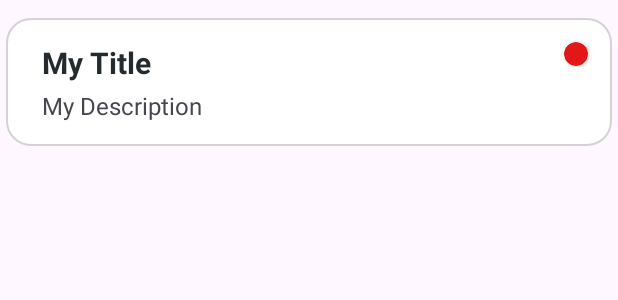
After one commit to Coney484/Note-Z, an Android app: the layout row_layout.xml on its own in the app's theme, with its tools: preview values and no code run, on a phone screen of 412 x 824 dp. The commit adds this screen. Shown: the top 300 px of the screen. Run offline under Robolectric (Android 15) with nearby library versions, the light colour scheme and no system bars.

Commit message:
[add] implemented showing of data in home view

```diff
--- /dev/null
+++ b/app/src/main/res/drawable/item_background.xml
@@ -0,0 +1,9 @@
+<?xml version="1.0" encoding="utf-8"?>
+<shape xmlns:android="http://schemas.android.com/apk/res/android">
+
+    <solid android:color="@color/white" />
+    <stroke
+        android:width="1dp"
+        android:color="@color/lightGray" />
+    <corners android:radius="16dp" />
+</shape>
--- /dev/null
+++ b/app/src/main/res/layout/row_layout.xml
@@ -0,0 +1,71 @@
+<?xml version="1.0" encoding="utf-8"?>
+<layout xmlns:android="http://schemas.android.com/apk/res/android"
+    xmlns:app="http://schemas.android.com/apk/res-auto"
+    xmlns:tools="http://schemas.android.com/tools">
+
+
+    <androidx.constraintlayout.widget.ConstraintLayout
+        android:id="@+id/clRoot"
+        android:layout_width="match_parent"
+        android:layout_height="wrap_content"
+        android:layout_margin="4dp">
+
+        <androidx.constraintlayout.widget.ConstraintLayout
+            android:id="@+id/row_background"
+            android:layout_width="match_parent"
+            android:layout_height="wrap_content"
+            android:layout_marginTop="8dp"
+            android:background="@drawable/item_background"
+            app:layout_constraintBottom_toBottomOf="parent"
+            app:layout_constraintEnd_toEndOf="parent"
+            app:layout_constraintHorizontal_bias="0.5"
+            app:layout_constraintStart_toStartOf="parent"
+            app:layout_constraintTop_toTopOf="parent">
+
+            <androidx.cardview.widget.CardView
+                android:id="@+id/priority_indicator"
+                android:layout_width="16dp"
+                android:layout_height="16dp"
+                android:layout_marginTop="16dp"
+                android:layout_marginEnd="16dp"
+                android:elevation="10dp"
+                app:cardBackgroundColor="@color/red"
+                app:cardCornerRadius="100dp"
+                app:layout_constraintEnd_toEndOf="parent"
+                app:layout_constraintTop_toTopOf="parent" />
+
+            <TextView
+                android:id="@+id/tvTitle"
+                android:layout_width="wrap_content"
+                android:layout_height="wrap_content"
+                android:layout_marginStart="24dp"
+                android:layout_marginTop="16dp"
+                android:maxLength="20"
+                android:text="My Title"
+                android:textColor="@color/darkGray"
+                android:textSize="20sp"
+                android:textStyle="bold"
+                app:layout_constraintStart_toStartOf="parent"
+                app:layout_constraintTop_toTopOf="parent" />
+
+            <TextView
+                android:id="@+id/tvDesc"
+                android:layout_width="0dp"
+                android:layout_height="wrap_content"
+                android:layout_marginTop="4dp"
+                android:layout_marginEnd="16dp"
+                android:layout_marginBottom="16dp"
+                android:maxLength="300"
+                android:maxLines="10"
+                android:text="My Description"
+                android:textSize="16sp"
+                android:textStyle="normal"
+                app:layout_constraintBottom_toBottomOf="parent"
+                app:layout_constraintEnd_toEndOf="parent"
+                app:layout_constraintHorizontal_bias="0.0"
+                app:layout_constraintStart_toStartOf="@+id/tvTitle"
+                app:layout_constraintTop_toBottomOf="@+id/tvTitle"
+                app:layout_constraintVertical_bias="1.0" />
+        </androidx.constraintlayout.widget.ConstraintLayout>
+    </androidx.constraintlayout.widget.ConstraintLayout>
+</layout>
```
Also changed, not shown: app/src/main/java/com/example/note_z/adapters/NotesAdapter.kt (added, +80 -0 lines), app/src/main/java/com/example/note_z/ui/fragments/SharedViewModel.kt (added, +68 -0 lines), app/src/main/java/com/example/note_z/ui/fragments/list/ListFragment.kt (+24 -4 lines), app/src/main/res/drawable/graidient_spinner.xml (added, +18 -0 lines).
